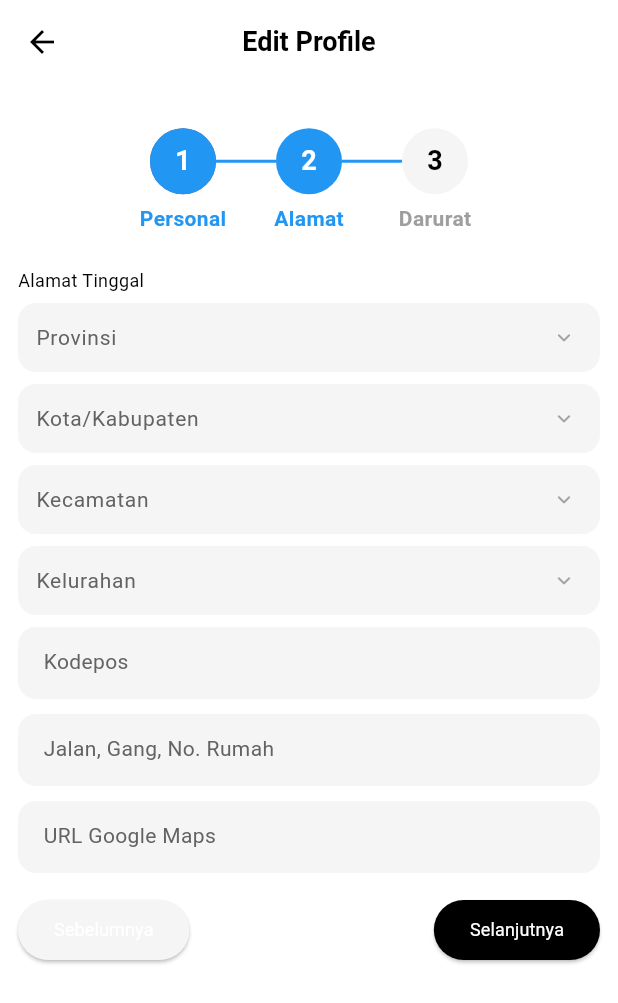
After one commit to gigihiski/taekwondo-indonesia, a Flutter app: the EditProfilePage screen opened directly, scrolled down 840 dp, after a tap on "Selanjutnya", on a phone screen of 412 x 824 dp. The commit adds this screen. Shown: the top 1003 px of the screen. Run offline on Flutter 3.47's test engine with Material 3 defaults, Android fonts, the phone set to English and light mode, and no system bars; drawn by our look-alikes of easy_stepper; our stand-ins replace cached_network_image, device_info_plus, firebase_core, firebase_crashlytics, flutter_bloc, flutter_html and 11 more; missing offline and left inert: flutter_inappwebview, form_validation; accounts and stored records are empty; Roboto replaces fonts that are missing (PlusJakartaSans, SourGummy).

Commit message:
💄 edit profile design

```diff
--- /dev/null
+++ b/lib/features/profile/modules/edit-profile/logics/edit_profile_cubit.dart
@@ -0,0 +1,29 @@
+import 'package:flutter_bloc/flutter_bloc.dart';
+import 'package:taekwondo/core/utils/exceptions/app_exception.dart';
+
+part 'edit_profile_state.dart';
+
+class EditProfileCubit extends Cubit<EditProfileState> {
+  EditProfileCubit() : super(EditProfileState.initial());
+
+  Future<void> init() async {
+    try {
+      emit(state.copyWith(status: EditProfileStatus.loading));
+      emit(state.copyWith(status: EditProfileStatus.loaded));
+    } on AppException catch (e) {
+      emit(
+        state.copyWith(
+          status: EditProfileStatus.error,
+          errorMessage: e.message.toString(),
+        ),
+      );
+    } catch (e) {
+      emit(
+        state.copyWith(
+          status: EditProfileStatus.error,
+          errorMessage: e.toString(),
+        ),
+      );
+    }
+  }
+}
--- /dev/null
+++ b/lib/features/profile/modules/edit-profile/logics/edit_profile_state.dart
@@ -0,0 +1,24 @@
+part of 'edit_profile_cubit.dart';
+
+enum EditProfileStatus { initial, loading, loaded, error, unAuthenticated }
+
+class EditProfileState {
+  const EditProfileState({required this.status, required this.errorMessage});
+
+  final EditProfileStatus status;
+  final String errorMessage;
+
+  factory EditProfileState.initial() {
+    return EditProfileState(
+      status: EditProfileStatus.initial,
+      errorMessage: "Unknown - Default",
+    );
+  }
+
+  EditProfileState copyWith({EditProfileStatus? status, String? errorMessage}) {
+    return EditProfileState(
+      status: status ?? this.status,
+      errorMessage: errorMessage ?? this.errorMessage,
+    );
+  }
+}
--- /dev/null
+++ b/lib/features/profile/modules/edit-profile/views/components/edit_profile_address.dart
@@ -0,0 +1,52 @@
+import 'package:flutter/material.dart';
+import 'package:taekwondo/core/components/app_dropdown.dart';
+import 'package:taekwondo/core/components/app_text.dart';
+import 'package:taekwondo/core/components/app_text_field.dart';
+
+class EditProfileAddress extends StatelessWidget {
+  const EditProfileAddress({super.key});
+
+  @override
+  Widget build(BuildContext context) {
+    return Column(
+      crossAxisAlignment: CrossAxisAlignment.start,
+      children: [
+        AppTextCaptionSemiBold(text: "Alamat Tinggal"),
+        SizedBox(height: 8),
+        AppDropDown(
+          title: "Provinsi",
+          hint: "Pilih Provinsi",
+          options: [],
+          onChanged: (index) {},
+        ),
+        SizedBox(height: 8),
+        AppDropDown(
+          title: "Kota/Kabupaten",
+          hint: "Pilih Kota/Kabupaten",
+          options: [],
+          onChanged: (index) {},
+        ),
+        SizedBox(height: 8),
+        AppDropDown(
+          title: "Kecamatan",
+          hint: "Pilih Kecamatan",
+          options: [],
+          onChanged: (index) {},
+        ),
+        SizedBox(height: 8),
+        AppDropDown(
+          title: "Kelurahan",
+          hint: "Pilih Kelurahan",
+          options: [],
+          onChanged: (index) {},
+        ),
+        SizedBox(height: 8),
+        AppTextField(hint: "Kodepos"),
+        SizedBox(height: 8),
+        AppTextField(hint: "Jalan, Gang, No. Rumah"),
+        SizedBox(height: 8),
+        AppTextField(hint: "URL Google Maps"),
+      ],
+    );
+  }
+}
--- /dev/null
+++ b/lib/features/profile/modules/edit-profile/views/components/edit_profile_personal.dart
@@ -0,0 +1,82 @@
+import 'package:flutter/material.dart';
+import 'package:taekwondo/core/components/app_dropdown.dart';
+import 'package:taekwondo/core/components/app_image_picker.dart';
+import 'package:taekwondo/core/components/app_text.dart';
+import 'package:taekwondo/core/components/app_text_field.dart';
+
+class EditProfilePersonal extends StatelessWidget {
+  const EditProfilePersonal({super.key});
+
+  @override
+  Widget build(BuildContext context) {
+    return Column(
+      crossAxisAlignment: CrossAxisAlignment.start,
+      children: [
+        AppTextCaptionSemiBold(text: "Nama Lengkap"),
+        SizedBox(height: 8),
+        AppTextField(hint: "Contoh: Gigih Prasetyawan"),
+        SizedBox(height: 10),
+        AppTextCaptionSemiBold(text: "Tempat Lahir"),
+        SizedBox(height: 8),
+        AppDropDown(
+          title: "Negara",
+          hint: "Pilih Negara",
+          options: [],
+          onChanged: (index) {},
+        ),
+        SizedBox(height: 8),
+        AppDropDown(
+          title: "Provinsi",
+          hint: "Pilih Provinsi",
+          options: [],
+          onChanged: (index) {},
+        ),
+        SizedBox(height: 8),
+        AppDropDown(
+          title: "Kota/Kabupaten",
+          hint: "Pilih Kota/Kabupaten",
+          options: [],
+          onChanged: (index) {},
+        ),
+        SizedBox(height: 10),
+        AppTextCaptionSemiBold(text: "Tanggal Lahir"),
+        SizedBox(height: 8),
+        AppTextField(hint: "Tgl / Bln / Thn"),
+        SizedBox(height: 10),
+        AppTextCaptionSemiBold(text: "Jenis Kelamin"),
+        SizedBox(height: 8),
+        AppDropDown(
+          title: "Jenis Kelamin",
+          hint: "Pilih Jenis Kelamin",
+          options: [],
+          onChanged: (index) {},
+        ),
+        SizedBox(height: 10),
+        AppTextCaptionSemiBold(text: "No Handphone"),
+        SizedBox(height: 8),
+        AppTextField(hint: "Contoh: 08xxxxxxxx"),
+        SizedBox(height: 10),
+        AppTextCaptionSemiBold(text: "Email"),
+        SizedBox(height: 8),
+        AppTextField(hint: "Contoh: email@domain.com"),
+        SizedBox(height: 10),
+        AppTextCaptionSemiBold(text: "Identitas"),
+        SizedBox(height: 8),
+        AppDropDown(
+          title: "Identitas",
+          hint: "Pilih Identitas",
+          options: [],
+          onChanged: (index) {},
+        ),
+        SizedBox(height: 8),
+        AppTextField(hint: "Contoh: No Identitas"),
+        SizedBox(height: 8),
+        AppImagePicker(onChanged: (file) {}),
+        SizedBox(height: 10),
+        AppTextCaptionSemiBold(text: "Foto Profile"),
+        SizedBox(height: 8),
+        AppImagePicker(onChanged: (file) {}),
+      ],
+    );
+  }
+}
--- /dev/null
+++ b/lib/features/profile/modules/edit-profile/views/edit_profile_page.dart
@@ -0,0 +1,81 @@
+import 'package:flutter/material.dart';
+import 'package:flutter_bloc/flutter_bloc.dart';
+import 'package:taekwondo/core/components/app_bar.dart';
+import 'package:taekwondo/features/profile/modules/edit-profile/logics/edit_profile_cubit.dart';
+import 'package:taekwondo/features/profile/modules/edit-profile/views/edit_profile_view.dart';
+
+class EditProfilePage extends StatefulWidget {
+  const EditProfilePage({super.key});
+
+  static Route route() {
+    return MaterialPageRoute(builder: (_) => EditProfilePage());
+  }
+
+  static RouteSettings routeSettings = const RouteSettings(
+    name: "edit-profile",
+  );
+
+  @override
+  State<EditProfilePage> createState() => EditProfilePageState();
+}
+
+class EditProfilePageState extends State<EditProfilePage> {
+  @override
+  void initState() {
+    super.initState();
+  }
+
+  BlocProvider editProfileBlocProvider() {
+    return BlocProvider<EditProfileCubit>(
+      create: (context) => EditProfileCubit()..init(),
+    );
+  }
+
+  BlocListener editProfileBlocDetailener() {
+    return BlocListener<EditProfileCubit, EditProfileState>(
+      listener: (context, state) {
+        switch (state.status) {
+          case EditProfileStatus.initial:
+          case EditProfileStatus.loading:
+          case EditProfileStatus.error:
+          case EditProfileStatus.loaded:
+          case EditProfileStatus.unAuthenticated:
+        }
+      },
+    );
+  }
+
+  Widget Function(BuildContext, EditProfileState) editProfileBlocBuilder() {
+    return (context, state) {
+      switch (state.status) {
+        case EditProfileStatus.initial:
+        case EditProfileStatus.loading:
+        case EditProfileStatus.error:
+          return Container();
+        case EditProfileStatus.loaded:
+          return EditProfileView();
+        case EditProfileStatus.unAuthenticated:
+          throw UnimplementedError();
+      }
+    };
+  }
+
+  @override
+  Widget build(BuildContext context) {
+    final appBar = AppBarHeader(title: "Edit Profile", color: Colors.white);
+
+    return MultiBlocProvider(
+      providers: [editProfileBlocProvider()],
+      child: MultiBlocListener(
+        listeners: [editProfileBlocDetailener()],
+        child: Scaffold(
+          backgroundColor: Colors.white,
+          appBar: appBar,
+          body: BlocBuilder<EditProfileCubit, EditProfileState>(
+            builder: editProfileBlocBuilder(),
+          ),
+        ),
+      ),
+    );
+  }
+}
--- /dev/null
+++ b/lib/features/profile/modules/edit-profile/views/edit_profile_view.dart
@@ -0,0 +1,300 @@
+import 'package:easy_stepper/easy_stepper.dart';
+import 'package:flutter/material.dart';
+import 'package:taekwondo/core/components/app_text.dart';
+import 'package:taekwondo/core/themes/app_colors.dart';
+import 'package:taekwondo/features/profile/modules/edit-profile/views/components/edit_profile_address.dart';
+import 'package:taekwondo/features/profile/modules/edit-profile/views/components/edit_profile_contact.dart';
+import 'package:taekwondo/features/profile/modules/edit-profile/views/components/edit_profile_personal.dart';
+import 'package:taekwondo/features/registration/modules/payment/views/payment_view.dart';
+
+class EditProfileView extends StatefulWidget {
+  const EditProfileView({super.key});
+
+  @override
+  EditProfileViewState createState() => EditProfileViewState();
+}
+
+class EditProfileViewState extends State<EditProfileView> {
+  int activeStep = 0;
+  final List<String> stepTitles = ['Personal', 'Alamat', 'Darurat'];
+
+  @override
+  Widget build(BuildContext context) {
+    return SingleChildScrollView(
+      child: Column(
+        children: [
+          SizedBox(
+            height: 120,
+            child: EasyStepper(
+              activeStep: activeStep,
+              internalPadding: 0,
+              showLoadingAnimation: false,
+              stepRadius: 22,
+              padding: EdgeInsets.zero,
+              showStepBorder: false,
+              lineStyle: LineStyle(
+                lineType: LineType.normal,
+                lineThickness: 2,
+                finishedLineColor: Colors.blue,
+                activeLineColor: Colors.blue,
+                unreachedLineColor: AppColors.background,
+              ),
+              steps: List.generate(
+                stepTitles.length,
+                (index) => EasyStep(
+                  topTitle: true,
+                  customTitle: Center(
+                    child: AppTextParagraphSemiBold(
+                      text: stepTitles[index],
+                      color: index <= activeStep ? Colors.blue : Colors.grey,
+                    ),
+                  ),
+                  customStep: CircleAvatar(
+                    radius: 35,
+                    backgroundColor: index <= activeStep
+                        ? Colors.blue
+                        : AppColors.background,
+                    child: AppTextH4SemiBold(
+                      text: (index + 1).toString(),
+                      color: index <= activeStep ? Colors.white : Colors.black,
+                    ),
+                  ),
+                  customLineWidget: Container(
+                    height: 3,
+                    color: index <= activeStep
+                        ? AppColors.primary
+                        : AppColors.background,
+                  ),
+                ),
+              ),
+              onStepReached: (index) {
+                setState(() {
+                  activeStep = index;
+                });
+              },
+            ),
+          ),
+
+          // Content Area
+          Container(
+            padding: EdgeInsets.symmetric(horizontal: 12),
+            child: buildStepContent(),
+          ),
+
+          // Navigation Buttons
+          Container(
+            padding: EdgeInsets.all(12),
+            child: Row(
+              mainAxisAlignment: MainAxisAlignment.spaceBetween,
+              children: [
+                ElevatedButton(
+                  onPressed: activeStep > 0 ? previousStep : null,
+                  style: ElevatedButton.styleFrom(
+                    backgroundColor: AppColors.background,
+                    foregroundColor: Colors.white,
+                  ),
+                  child: AppTextCaptionSemiBold(
+                    text: 'Sebelumnya',
+                    color: Colors.white,
+                  ),
+                ),
+                ElevatedButton(
+                  onPressed: nextStep,
+                  style: ElevatedButton.styleFrom(
+                    backgroundColor: Colors.black,
+                    foregroundColor: Colors.white,
+                  ),
+                  child: AppTextCaptionSemiBold(
+                    text: activeStep == 2 ? 'Simpan' : 'Selanjutnya',
+                    color: Colors.white,
+                  ),
+                ),
+              ],
+            ),
+          ),
+        ],
+      ),
+    );
+  }
+
+  Widget buildStepContent() {
+    switch (activeStep) {
+      case 0:
+        return EditProfilePersonal();
+      case 1:
+        return EditProfileAddress();
+      case 2:
+        return EditProfileContact();
+      default:
+        return EditProfilePersonal();
+    }
+  }
+
+  Widget buildStep2() {
+    return Column(
+      crossAxisAlignment: CrossAxisAlignment.start,
+      children: [
+        Text(
+          'Data Pribadi',
+          style: TextStyle(
+            fontSize: 24,
+            fontWeight: FontWeight.bold,
+            color: Colors.green,
+          ),
+        ),
+        SizedBox(height: 20),
+        Text(
+          'Silakan lengkapi data pribadi Anda:',
+          style: TextStyle(fontSize: 18),
+        ),
+        SizedBox(height: 15),
+        ListTile(
+          leading: Icon(Icons.person, color: Colors.green),
+          title: Text('Nama Lengkap'),
+          subtitle: Text('Isi dengan nama lengkap sesuai KTP'),
+        ),
+        ListTile(
+          leading: Icon(Icons.email, color: Colors.green),
+          title: Text('Email'),
+          subtitle: Text('Alamat email yang aktif'),
+        ),
+        ListTile(
+          leading: Icon(Icons.phone, color: Colors.green),
+          title: Text('Nomor Telepon'),
+          subtitle: Text('Nomor yang dapat dihubungi'),
+        ),
+      ],
+    );
+  }
+
+  Widget buildStep3() {
+    return Column(
+      crossAxisAlignment: CrossAxisAlignment.start,
+      children: [
+        Text(
+          'Konfirmasi Data',
+          style: TextStyle(
+            fontSize: 24,
+            fontWeight: FontWeight.bold,
+            color: Colors.orange,
+          ),
+        ),
+        SizedBox(height: 20),
+        Text(
+          'Harap periksa kembali data yang telah Anda isi:',
+          style: TextStyle(fontSize: 18),
+        ),
+        SizedBox(height: 20),
+        Card(
+          color: Colors.orange,
+          child: Padding(
+            padding: EdgeInsets.all(16),
+            child: Column(
+              children: [
+                Row(
+                  mainAxisAlignment: MainAxisAlignment.spaceBetween,
+                  children: [
+                    Text(
+                      'Nama:',
+                      style: TextStyle(fontWeight: FontWeight.bold),
+                    ),
+                    Text('John Doe'),
+                  ],
+                ),
+                SizedBox(height: 8),
+                Row(
+                  mainAxisAlignment: MainAxisAlignment.spaceBetween,
+                  children: [
+                    Text(
+                      'Email:',
+                      style: TextStyle(fontWeight: FontWeight.bold),
+                    ),
+                    Text('john@example.com'),
+                  ],
+                ),
+                SizedBox(height: 8),
+                Row(
+                  mainAxisAlignment: MainAxisAlignment.spaceBetween,
+                  children: [
+                    Text(
+                      'Telepon:',
+                      style: TextStyle(fontWeight: FontWeight.bold),
+                    ),
+                    Text('+62 812-3456-7890'),
+                  ],
+                ),
+              ],
+            ),
+          ),
+        ),
+        SizedBox(height: 20),
+        Text(
+          'Jika semua data sudah benar, klik "Selanjutnya" untuk melanjutkan.',
+          style: TextStyle(fontSize: 14, color: AppColors.background),
+        ),
+      ],
+    );
+  }
+
+  Widget buildStep4() {
+    return Column(
+      crossAxisAlignment: CrossAxisAlignment.center,
+      mainAxisAlignment: MainAxisAlignment.center,
+      children: [
+        Icon(Icons.check_circle, color: Colors.green, size: 80),
+        SizedBox(height: 20),
+        Text(
+          'Pendaftaran Berhasil!',
+          style: TextStyle(
+            fontSize: 28,
+            fontWeight: FontWeight.bold,
+            color: Colors.green,
+          ),
+        ),
+        SizedBox(height: 20),
+        Text(
+          'Selamat! Proses pendaftaran Anda telah berhasil diselesaikan.',
+          style: TextStyle(fontSize: 16),
+          textAlign: TextAlign.center,
+        ),
+        SizedBox(height: 10),
+        Text(
+          'Tim kami akan menghubungi Anda dalam 1x24 jam untuk verifikasi lebih lanjut.',
+          style: TextStyle(fontSize: 14, color: AppColors.background),
+          textAlign: TextAlign.center,
+        ),
+        SizedBox(height: 30),
+        ElevatedButton.icon(
+          onPressed: () {
+            setState(() {
+              activeStep = 0;
+            });
+          },
+          icon: Icon(Icons.refresh),
+          label: Text('Mulai Lagi'),
+          style: ElevatedButton.styleFrom(
+            backgroundColor: Colors.green,
+            foregroundColor: Colors.white,
+            padding: EdgeInsets.symmetric(horizontal: 30, vertical: 15),
+          ),
+        ),
+      ],
+    );
+  }
+
+  void nextStep() {
+    setState(() {
+      if (activeStep < stepTitles.length - 1) {
+        activeStep++;
+      }
+    });
+  }
+
+  void previousStep() {
+    setState(() {
+      if (activeStep > 0) {
+        activeStep--;
+      }
+    });
+  }
+}
```
Also changed, not shown: lib/features/profile/modules/edit-profile/views/components/edit_profile_contact.dart (added, +34 -0 lines), lib/features/profile/modules/profile/views/profile_view.dart (+3 -5 lines).
